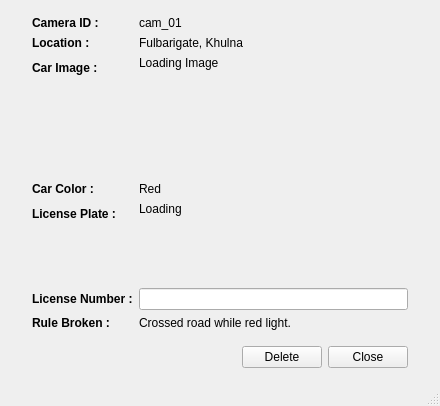
rahatzamancse/Traffic-Rules-Violation-Detection, file UI/DetailLog.ui: the form before one commit.
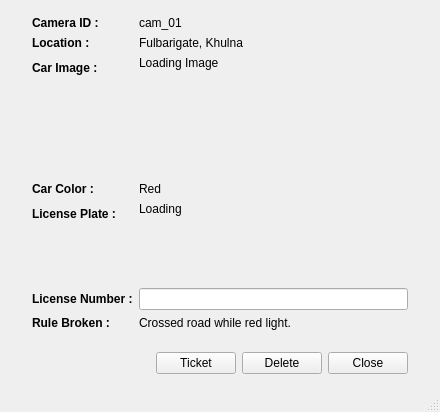
The form after the commit.

```diff
--- a/UI/DetailLog.ui
+++ b/UI/DetailLog.ui
@@ -7,7 +7,7 @@
     <x>0</x>
     <y>0</y>
     <width>440</width>
-    <height>406</height>
+    <height>412</height>
    </rect>
   </property>
   <property name="windowTitle">
@@ -200,6 +200,13 @@
         </property>
        </spacer>
       </item>
+      <item>
+       <widget class="QPushButton" name="ticket_button">
+        <property name="text">
+         <string>Ticket</string>
+        </property>
+       </widget>
+      </item>
       <item>
        <widget class="QPushButton" name="delete_button">
         <property name="text">
```
